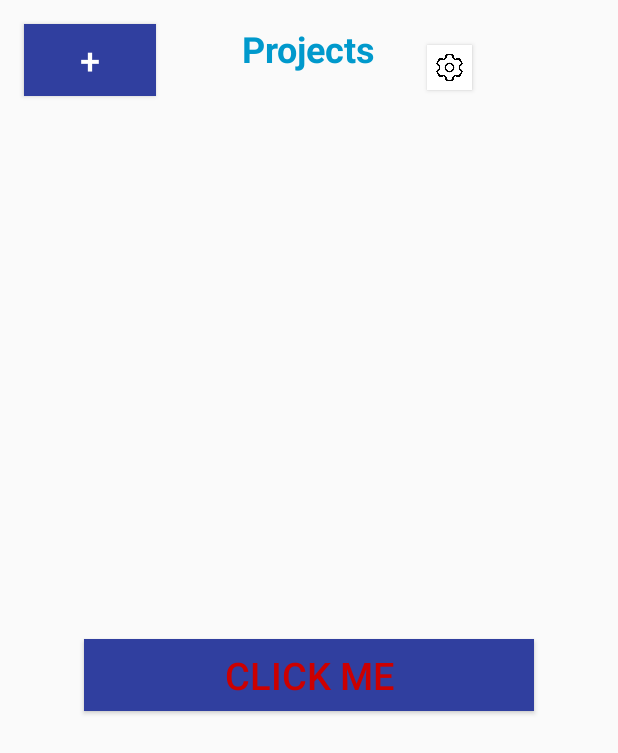
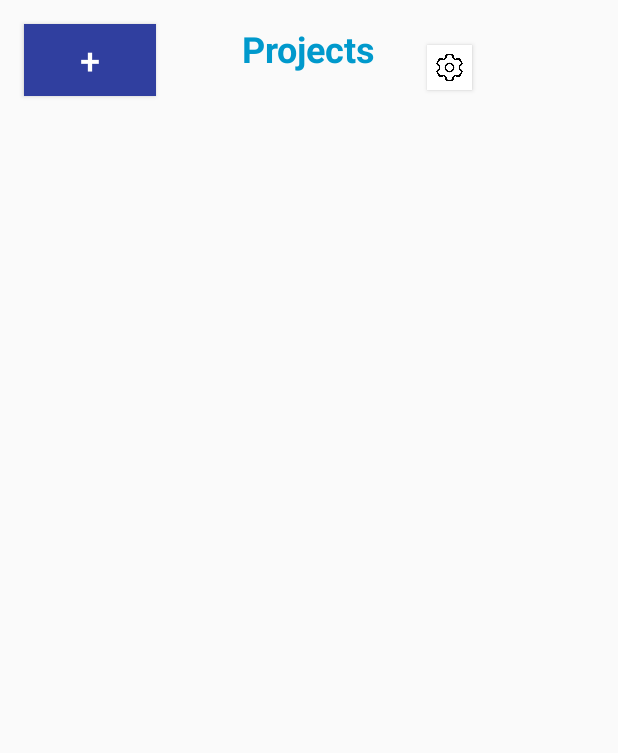
Before and after one commit to lance-leau/CSUMB-Project-2, an Android app: the Landing screen opened directly, with no data from a screen before it, on a phone screen of 412 x 824 dp. Shown: the top 753 px of the screen. Run offline under Robolectric (Android 15) with nearby library versions, the phone set to English and light mode, and no system bars; our stand-ins replace Room's generated code.

Commit message:
Update to avoid conflict

```diff
--- a/MapWithMarker/app/src/main/AndroidManifest.xml
+++ b/MapWithMarker/app/src/main/AndroidManifest.xml
@@ -25,7 +25,7 @@
             android:name="com.google.android.geo.API_KEY"
             android:value="${MAPS_API_KEY}" />
 
-        <activity android:name=".MapsMarkerActivity" /> <!-- <activity -->
+         <!-- <activity -->
         <!-- android:name=".MapsMarkerActivity" -->
         <!-- android:label="@string/title_activity_maps" -->
         <!-- android:exported="true"> -->
@@ -44,10 +44,11 @@
             </intent-filter>
         </activity>
         <activity android:name=".ActivityLogin"/>
+        <activity android:name=".ActivityRegister"/>
         <activity android:name=".Landing"/>
-        <activity android:name=".ActivityRegister"/>
         <activity android:name=".ActivitySettings"/>
         <activity android:name=".ActivityAdmin" />
+        <activity android:name=".MapsMarkerActivity"/>
     </application>
 
 </manifest>
--- a/MapWithMarker/app/src/main/java/com/example/mapwithmarker/Landing.java
+++ b/MapWithMarker/app/src/main/java/com/example/mapwithmarker/Landing.java
@@ -16,7 +16,7 @@ import com.example.mapwithmarker.Database.UserDao;
 
 public class Landing extends AppCompatActivity {
 
-    Button signOut, btnAdmin, plusButton, btnLogoSettings, btnSettings, btnTraining;
+    Button signOut, btnAdmin, plusButton, btnLogoSettings, btnSettings;
 
     String username;
     String password;
@@ -33,15 +33,6 @@ public class Landing extends AppCompatActivity {
 
         IS_ADMIN = getIntent().getBooleanExtra("IS_USER_ADMIN", false);
 
-        //To be deleted
-        btnTraining = findViewById(R.id.training);
-        btnTraining.setOnClickListener(new View.OnClickListener() {
-            @Override
-            public void onClick(View v) {
-                Intent intent = new Intent(Landing.this, About.class);
-                startActivity(intent);
-            }
-        });
 
         signOut = findViewById(R.id.signOutButton);
         btnAdmin = findViewById(R.id.admin_button);
--- a/MapWithMarker/app/src/main/res/layout/activity_about.xml
+++ b/MapWithMarker/app/src/main/res/layout/activity_about.xml
@@ -4,6 +4,8 @@
     android:layout_width="match_parent"
     android:layout_height="match_parent"
     tools:context=".About">
+
+
 
     <ImageView
         android:id="@+id/imageView0"
--- a/MapWithMarker/app/src/main/res/layout/activity_landing.xml
+++ b/MapWithMarker/app/src/main/res/layout/activity_landing.xml
@@ -56,22 +56,6 @@
         android:textColor="@android:color/holo_red_dark"
         android:textSize="25sp" />
 
-    <Button
-        android:id="@+id/training"
-        android:layout_width="300dp"
-        android:layout_height="wrap_content"
-        android:layout_below="@id/signOutButton"
-        android:layout_centerHorizontal="true"
-        android:layout_marginStart="32dp"
-        android:layout_marginTop="350dp"
-        android:layout_marginEnd="32dp"
-        android:layout_marginBottom="32dp"
-        android:background="@color/colorPrimaryDark"
-        android:gravity="center"
-        android:text="Click Me"
-        android:textColor="@android:color/holo_red_dark"
-        android:textSize="25sp" />
-
 
     <Button
         android:id="@+id/settings"
--- a/MapWithMarker/app/src/main/res/values/strings.xml
+++ b/MapWithMarker/app/src/main/res/values/strings.xml
@@ -32,4 +32,5 @@
     <string name="sky_blue">#87CEEB</string>
     <string name="forest_green">#228B22</string>
     <string name="desert_sand">#EDC9AF</string>
+    <string name="welcome_to_paris">WELCOME TO PARIS</string>
 </resources>
```
